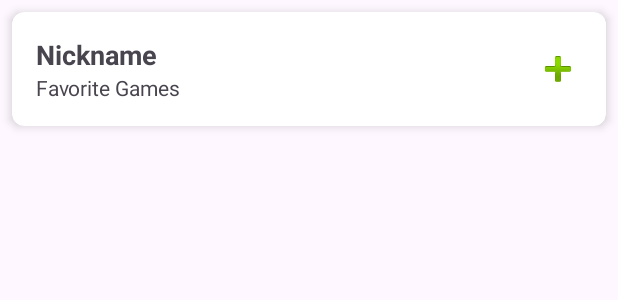
After one commit to Liron4/LevelUp, an Android app: the layout usercard.xml on its own in the app's theme, with its tools: preview values and no code run, on a phone screen of 412 x 824 dp. The commit adds this screen. Shown: the top 300 px of the screen. Run offline under Robolectric (Android 15) with nearby library versions, the phone set to English and light mode, and no system bars.

Commit message:
Main Fragment created

```diff
--- a/app/build.gradle.kts
+++ b/app/build.gradle.kts
@@ -43,6 +43,8 @@ dependencies {
 
     implementation("com.google.firebase:firebase-auth-ktx")
 
+    implementation("com.google.firebase:firebase-database-ktx")
+
     // Add the dependencies for any other desired Firebase products
     // https://firebase.google.com/docs/android/setup#available-libraries
 
--- /dev/null
+++ b/app/src/main/res/layout/usercard.xml
@@ -0,0 +1,52 @@
+<?xml version="1.0" encoding="utf-8"?>
+<androidx.cardview.widget.CardView xmlns:android="http://schemas.android.com/apk/res/android"
+    xmlns:app="http://schemas.android.com/apk/res-auto"
+    android:layout_width="match_parent"
+    android:layout_height="wrap_content"
+    android:layout_margin="8dp"
+    app:cardCornerRadius="8dp"
+    app:cardElevation="4dp">
+
+    <androidx.constraintlayout.widget.ConstraintLayout
+        android:layout_width="match_parent"
+        android:layout_height="wrap_content"
+        android:padding="16dp">
+
+        <TextView
+            android:id="@+id/nicknameTextView"
+            android:layout_width="0dp"
+            android:layout_height="wrap_content"
+            android:text="Nickname"
+            android:textSize="18sp"
+            android:textStyle="bold"
+            app:layout_constraintStart_toStartOf="parent"
+            app:layout_constraintTop_toTopOf="parent"
+            app:layout_constraintEnd_toStartOf="@id/addFriendButton"
+            app:layout_constraintBottom_toTopOf="@id/favGamesTextView"
+            app:layout_constraintHorizontal_chainStyle="spread_inside" />
+
+        <TextView
+            android:id="@+id/favGamesTextView"
+            android:layout_width="0dp"
+            android:layout_height="wrap_content"
+            android:text="Favorite Games"
+            android:textSize="14sp"
+            app:layout_constraintStart_toStartOf="parent"
+            app:layout_constraintTop_toBottomOf="@id/nicknameTextView"
+            app:layout_constraintEnd_toStartOf="@id/addFriendButton"
+            app:layout_constraintBottom_toBottomOf="parent"
+            app:layout_constraintHorizontal_chainStyle="spread_inside" />
+
+        <ImageButton
+            android:id="@+id/addFriendButton"
+            android:layout_width="wrap_content"
+            android:layout_height="wrap_content"
+            android:background="?attr/selectableItemBackgroundBorderless"
+            android:src="@android:drawable/ic_input_add"
+
+            app:layout_constraintBottom_toBottomOf="parent"
+            app:layout_constraintEnd_toEndOf="parent"
+            app:layout_constraintTop_toTopOf="parent" />
+
+    </androidx.constraintlayout.widget.ConstraintLayout>
+</androidx.cardview.widget.CardView>
--- a/app/src/main/res/values/strings.xml
+++ b/app/src/main/res/values/strings.xml
@@ -1,5 +1,7 @@
 <resources>
     <string name="app_name">LevelUp</string>
-    <!-- TODO: Remove or change this placeholder text -->
-    <string name="hello_blank_fragment">Hello blank fragment</string>
+    <string-array name="search_options">
+        <item>Nicknames</item>
+        <item>Games</item>
+    </string-array>
 </resources>
```
Also changed, not shown: app/src/main/java/com/example/levelup/Fragments/CreateProfile.java (+45 -9 lines), app/src/main/java/com/example/levelup/Fragments/FragmentLogin.java (+10 -1 lines), app/src/main/java/com/example/levelup/Fragments/SearchEngine.java (added, +141 -0 lines), app/src/main/java/com/example/levelup/Fragments/nextFragment.java (deleted, +0 -66 lines), app/src/main/java/com/example/levelup/MainActivity.java (+1 -16 lines), app/src/main/java/com/example/levelup/ProjectDescription/ירידה לפרטים של פרויקט.txt (+8 -7 lines), app/src/main/java/com/example/levelup/adapters/UserListAdapter.java (added, +60 -0 lines), app/src/main/res/layout/activity_main.xml (+3 -12 lines), app/src/main/res/layout/fragment_next.xml (deleted, +0 -14 lines), app/src/main/res/layout/search_engine.xml (added, +99 -0 lines), app/src/main/res/navigation/navgraph.xml (+6 -6 lines), app/src/main/res/drawable/chaticon.png (added), app/src/main/res/drawable/editicon.png (added), app/src/main/res/drawable/logout.png (added).
